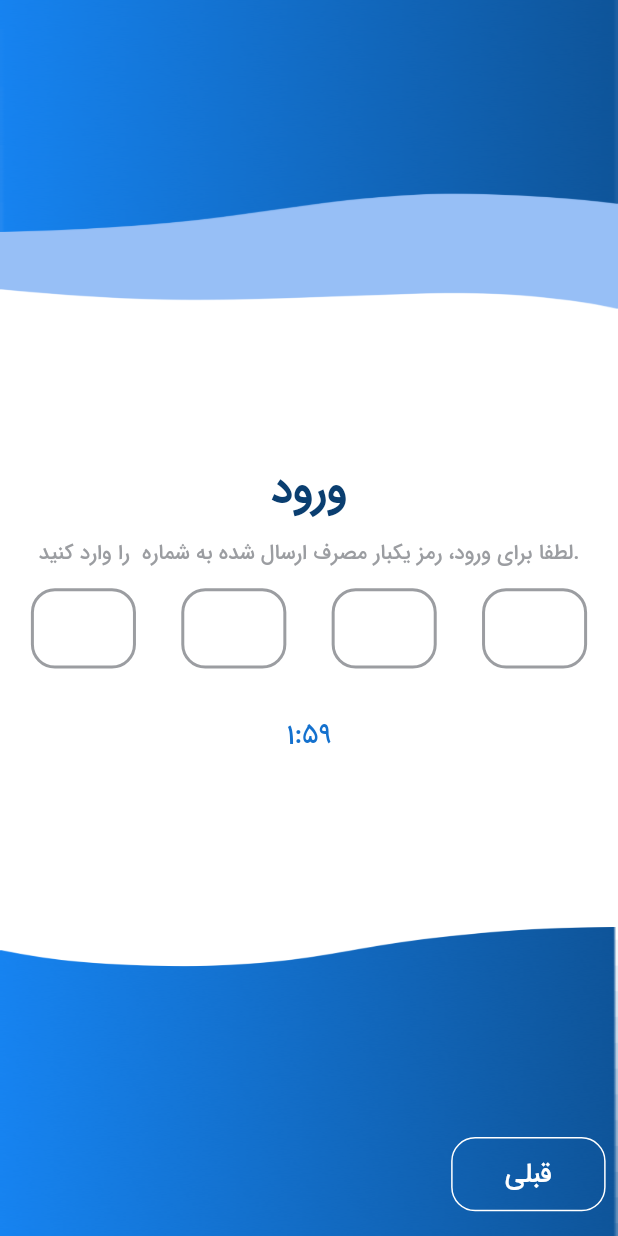
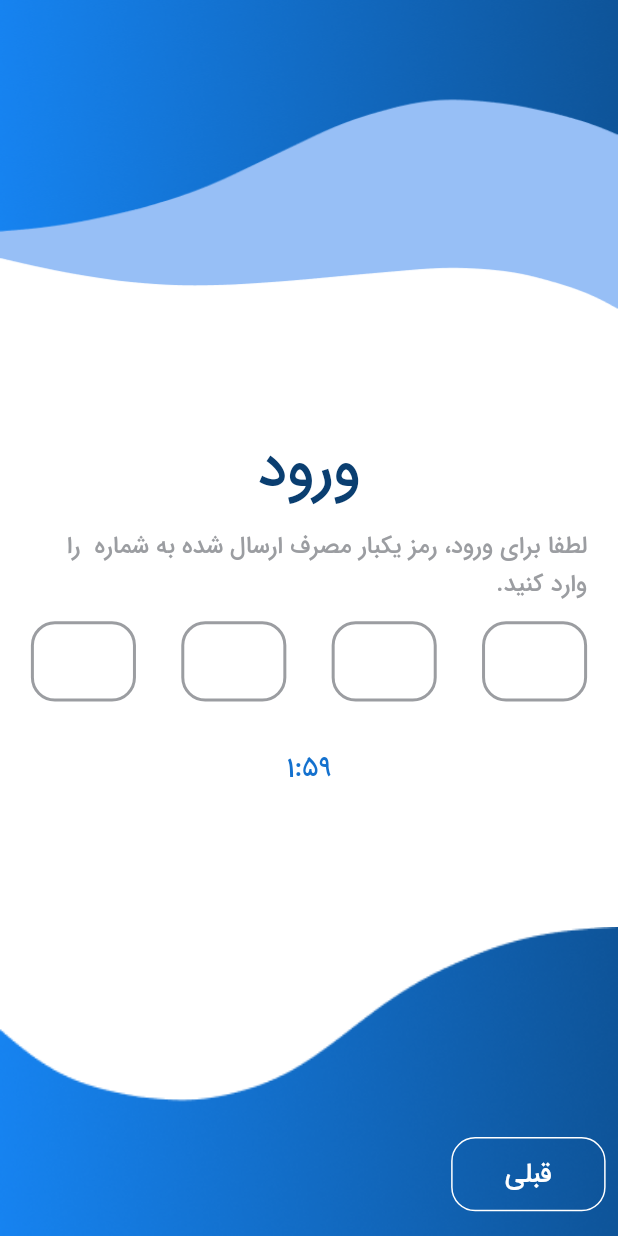
Before and after one commit to alyhd80/mohaseb, a Flutter app: the VerifyPage screen opened by its route, on a phone screen of 412 x 824 dp. Run offline on Flutter 3.47's test engine with Material 2 defaults, Android fonts, the phone set to English and light mode, and no system bars; drawn by our look-alikes of pin_code_fields; our stand-ins replace boxicons, dio, flutter_riverpod, fluttertoast, lottie, shared_preferences; missing offline and left inert: number_text_input_formatter; accounts and stored records are empty; generated files the repository leaves out were written again.

Commit message:
02/08/17

```diff
--- a/lib/screen/component/custom_textfield.dart
+++ b/lib/screen/component/custom_textfield.dart
@@ -15,6 +15,8 @@
   final TextAlign? textAlign;
   final int? maxCharacter;
   final Function(String)? onChange, onSubmittedEnd;
+  final String? Function(String? value)? validator;
+
   final Color? titleColor,hintColor;
   final TextInputAction? textInputAction;
 
@@ -35,6 +37,7 @@
     this.textInputAction,
     this.isSmartArticle,
     this.onSubmittedEnd, this.hintColor,
+    this.validator,
   }) : super(key: key);
 
   @override
@@ -42,6 +45,7 @@
     Size size = MediaQuery.of(context).size;
 
     return TextFormField(
+
       onFieldSubmitted: onSubmittedEnd,
       onChanged: onChange ?? (string) {},
       obscureText: showPassword ?? false,
@@ -53,6 +57,7 @@
       enabled: isEnable,
       keyboardType:
       textInputType ?? const TextInputType.numberWithOptions(decimal: true),
+      // validator: validator,
       inputFormatters: <TextInputFormatter>[
         if (isSmartArticle == true) ...[
           NumberTextInputFormatter(
--- a/lib/screen/splash/view_model/splash_view_model.dart
+++ b/lib/screen/splash/view_model/splash_view_model.dart
@@ -8,7 +8,7 @@
     WidgetRef ref,
   ) async {
     Future.delayed(Duration(seconds: 1), () {
-      Navigator.pushReplacementNamed(context, AppRout.login);
+      Navigator.pushNamedAndRemoveUntil(context, AppRout.login, (_) => false);
     });
   }
 }
--- a/lib/screen/verify/component/verify_pine_code_widget.dart
+++ b/lib/screen/verify/component/verify_pine_code_widget.dart
@@ -19,6 +19,7 @@
       child: PinCodeTextField(
         animationCurve: Curves.easeIn,
         onChanged: onChange!,
+        cursorColor: Colors.black,
         pinTheme: PinTheme(
           shape: PinCodeFieldShape.box,
           borderRadius: BorderRadius.circular(16),
--- a/lib/screen/verify/verify_page.dart
+++ b/lib/screen/verify/verify_page.dart
@@ -41,7 +41,19 @@
 
     Size size = MediaQuery.of(context).size;
     return Scaffold(
-      body: Stack(
+      body: WillPopScope(
+
+        onWillPop: () async{
+          FocusScope.of(context).unfocus();
+
+          viewModel.findNavigationPage(context, ref);
+          Future.delayed(Duration(milliseconds: 500), () async {
+        Navigator.of(context).pop();
+            viewModel.findNavigationPage(context, ref);
+          });
+          return false;
+        },
+        child: Stack(
           children: [
             Align(
               alignment: Alignment.center,
@@ -53,19 +65,22 @@
                     Text("ورود",
                         style: Theme.of(context).textTheme.headline2!.copyWith(
                             fontSize:
-                              size.width * 0.07 > 30 ? 30 : size.width * 0.07,
-                          fontWeight: FontWeight.w700,
+                                size.width * 0.095 > 40 ? 40 : size.width * 0.095,
+                            fontWeight: FontWeight.w500,
                             color: primaryColor)),
                     SizedBox(
                       height: size.height * 0.01,
                     ),
                     Text.rich(
+                      textAlign: TextAlign.right,
+                      textDirection: TextDirection.rtl,
                       TextSpan(
                           text:
                               "لطفا برای ورود، رمز یکبار مصرف ارسال شده به شماره ",
                           style: Theme.of(context).textTheme.headline2!.copyWith(
-                            fontSize:
-                                size.width * 0.04 > 14 ? 14 : size.width * 0.04,
+                              fontSize: size.width * 0.045 > 16
+                                  ? 16
+                                  : size.width * 0.045,
                               fontWeight: FontWeight.w500,
                               color: borderColor1),
                           children: [
@@ -75,9 +90,9 @@
                                   .textTheme
                                   .headline2!
                                   .copyWith(
-                                    fontSize: size.width * 0.04 > 14
-                                        ? 14
-                                        : size.width * 0.04,
+                                      fontSize: size.width * 0.045 > 16
+                                          ? 16
+                                          : size.width * 0.045,
                                       fontWeight: FontWeight.w500,
                                       color: darkBlue2),
                             ),
@@ -87,14 +102,13 @@
                                   .textTheme
                                   .headline2!
                                   .copyWith(
-                                    fontSize: size.width * 0.04 > 14
-                                        ? 14
-                                        : size.width * 0.04,
+                                      fontSize: size.width * 0.045 > 16
+                                          ? 16
+                                          : size.width * 0.045,
                                       fontWeight: FontWeight.w500,
                                       color: borderColor1),
                             )
                           ]),
-                    textAlign: TextAlign.right,
                     ),
                     SizedBox(
                       height: size.height * 0.015,
@@ -210,15 +224,19 @@
                   duration: Duration(milliseconds: 500),
                   switchInCurve: Curves.ease,
                   switchOutCurve: Curves.ease,
-
-                child:viewModel.changeSizeHeight?null :Container(
-                  key: Key(viewModel.changeSizeHeight?"on":"off" ),
+                  child: viewModel.changeSizeHeight
+                      ? null
+                      : Container(
+                          key: Key(viewModel.changeSizeHeight ? "on" : "off"),
                           width: size.width * 0.25,
                           height: size.height * 0.06,
                           child: CustomButton(
                             onTap: () {
+                              FocusScope.of(context).unfocus();
+
                               viewModel.findNavigationPage(context, ref);
-                      Future.delayed(Duration(milliseconds: 500), () async {
+                              Future.delayed(Duration(milliseconds: 500),
+                                  () async {
                                 Navigator.of(context).pop();
                               });
                             },
@@ -232,6 +250,7 @@
             ),
           ],
         ),
+      ),
     );
   }
 }
--- a/pubspec.yaml
+++ b/pubspec.yaml
@@ -69,6 +69,7 @@
   auto_route: ^7.8.3
   intl: ^0.18.1
   localization: ^2.1.0
+  fluttertoast: ^8.2.3
 
 
 
```
Also changed, not shown: lib/screen/login/login_page.dart (+8 -4 lines), lib/screen/login/view_model/login_view_model.dart (+20 -0 lines), lib/service/show_toast.dart (added, +106 -0 lines), assets/images/login_1.png, assets/images/login_2.png, assets/images/login_3.png, pubspec.lock. Lines whose indentation alone changed are shown as unchanged.
